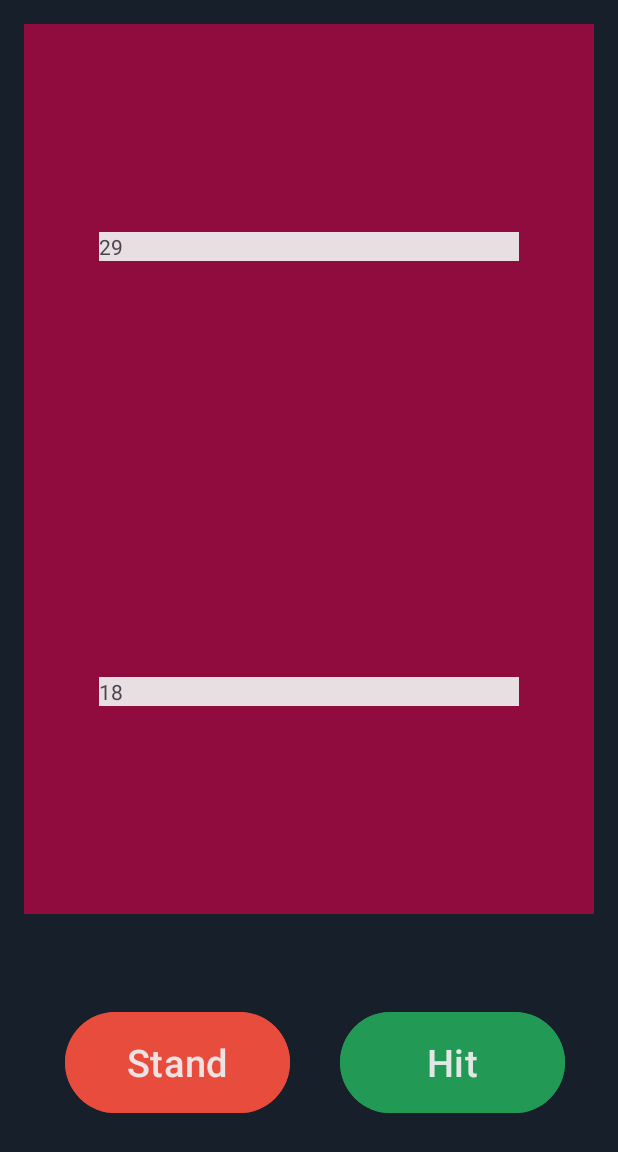
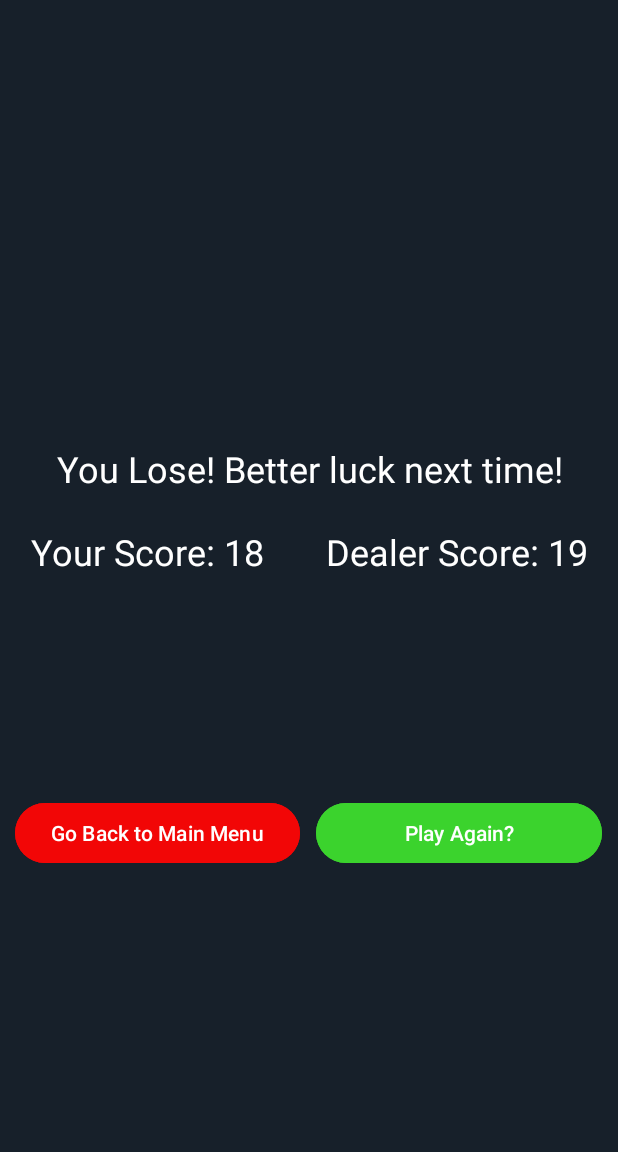
Before and after one commit to mamarsh525/BlackJack2, an Android app: the GameActivity screen opened directly, with no data from a screen before it, after a tap on "Stand", on a phone screen of 412 x 824 dp. Shown: the top 1152 px of the screen. Run offline under Robolectric (Android 15) with nearby library versions, the phone set to English and light mode, and no system bars.

Commit message:
Made a new activity window to allow the player to play again or go back to the main menu. issue rn is trying to get the game to work properly

```diff
--- a/app/src/main/AndroidManifest.xml
+++ b/app/src/main/AndroidManifest.xml
@@ -27,6 +27,9 @@
                 <category android:name="android.intent.category.LAUNCHER" />
             </intent-filter>
         </activity>
+        <activity
+            android:name=".WinLoseActivity"
+            android:exported="false" />
     </application>
 
 </manifest>
--- a/app/src/main/java/com/example/myapplication/Game.java
+++ b/app/src/main/java/com/example/myapplication/Game.java
@@ -53,14 +53,30 @@ public class Game{
     }
 
     public void checkWinner(){
-        if(playerHand.calculateScore() > dealerHand.calculateScore()){
+        int playerScore = playerHand.calculateScore();
+        int dealerScore = dealerHand.calculateScore();
+
+        if((playerScore > dealerScore) && (playerScore <= 21)){
             winCount++;
             return;
-        } else if (playerHand.calculateScore() < dealerHand.calculateScore()) {
+        } else if ((playerScore < dealerScore) && (dealerScore <= 21)) {
             loseCount++;
             return;
         }
         tieCount++;
+    }
+
+    public String getResult() {
+        int playerScore = playerHand.calculateScore();
+        int dealerScore = dealerHand.calculateScore();
+
+        if ((playerScore > dealerScore) && (playerScore <= 21)) {
+            return "win";
+        } else if ((playerScore < dealerScore) && (dealerScore <= 21)) {
+            return "lose";
+        } else {
+            return "draw";
+        }
     }
 
     public void playersTurn(){
@@ -104,7 +120,7 @@ public class Game{
         if (dealerHand.getCards().size() != 2 ){
             return; //should not happen
         }
-        while(!dealerHand.scoreBusts() && dealerHand.calculateScore() != 17){
+        while(!dealerHand.scoreBusts() && dealerHand.calculateScore() < 17){
             dealerHand.getHit();
         }
     }
--- a/app/src/main/java/com/example/myapplication/GameActivity.java
+++ b/app/src/main/java/com/example/myapplication/GameActivity.java
@@ -1,5 +1,6 @@
 package com.example.myapplication;
 
+import android.content.Intent;
 import android.os.Bundle;
 import android.view.View;
 import android.widget.Button;
@@ -30,7 +31,6 @@ public class GameActivity extends AppCompatActivity {
         //check the initial hand for a winner (user, dealer, or both have black jack)
         if(!game.checkInitialHand()) {
             playersTurn(game);//continue the game (players turn will call the dealers turn when the player has ended their turn)
-            game.checkWinner();
         }
 
     }
@@ -49,14 +49,12 @@ public class GameActivity extends AppCompatActivity {
             public void onClick(View v) {
                 //handle hit logic here
                 game.playerHit();
-                if(!game.playerBust()){
-                    updatePlayerScore(game);
-                    playersTurn(game); //repeat turn until player stands or bust
-                }else{
+                updatePlayerScore(game);
+                if(game.playerBust()){
                     hitButton.setEnabled(false);
                     standButton.setEnabled(false);
+                    results(game);
                 }
-                updatePlayerScore(game);
             }
         });
 
@@ -67,6 +65,7 @@ public class GameActivity extends AppCompatActivity {
                 standButton.setEnabled(false);
                 game.dealersTurn();
                 updateDealerScore(game);
+                results(game);
             }
         }));
 
@@ -86,5 +85,14 @@ public class GameActivity extends AppCompatActivity {
         dealerScoreText.setText(message);
     }
 
+    private void results(Game game) {
+        game.checkWinner();
+        String result = game.getResult();
+        Intent intent = new Intent(GameActivity.this, WinLoseActivity.class);
+        intent.putExtra("result", result);
+        intent.putExtra("playerScore", game.getPlayerScore());
+        intent.putExtra("dealerScore", game.getDealerScore());
+        startActivity(intent);
+    }
 
 }
--- /dev/null
+++ b/app/src/main/java/com/example/myapplication/WinLoseActivity.java
@@ -0,0 +1,63 @@
+package com.example.myapplication;
+
+
+import android.content.Intent;
+import android.os.Bundle;
+import android.view.View;
+import android.widget.Button;
+import android.widget.TextView;
+
+import androidx.appcompat.app.AppCompatActivity;
+
+public class WinLoseActivity extends AppCompatActivity {
+    @Override
+    public void onCreate(Bundle savedInstanceState) {
+        super.onCreate(savedInstanceState);
+        setContentView(R.layout.win_lose);
+
+        Button playAgainButton = findViewById(R.id.ReplayButton);
+        Button MainMenuButton = findViewById(R.id.MainMenuButton);
+        TextView winLoseText = findViewById(R.id.WinLoseText);
+        TextView playerScoreText = findViewById(R.id.PlayerScoreText);
+        TextView dealerScoreText = findViewById(R.id.DealerScoreText);
+
+        MainMenuButton.setEnabled(true);
+        playAgainButton.setEnabled(true);
+
+        String result = getIntent().getStringExtra("result");
+        int playerScore = getIntent().getIntExtra("playerScore", -1);
+        int dealerScore = getIntent().getIntExtra("dealerScore", -1);
+
+        if (result != null) {
+            switch (result) {
+                case "win":
+                    winLoseText.setText("You Won! (somehow)");
+                    break;
+                case "lose":
+                    winLoseText.setText("You Lose! Better luck next time!");
+                    break;
+                case "draw":
+                    winLoseText.setText("No one wins... draw!");
+                    break;
+            }
+        }
+        playerScoreText.setText("Your Score: " + playerScore);
+        dealerScoreText.setText("Dealer Score: " + dealerScore);
+
+        MainMenuButton.setOnClickListener(new View.OnClickListener() {
+            @Override
+            public void onClick(View v) {
+                Intent intent = new Intent(WinLoseActivity.this, MenuActivity.class);
+                startActivity(intent);
+            }
+        });
+
+        playAgainButton.setOnClickListener(new View.OnClickListener() {
+            @Override
+            public void onClick(View v) {
+                Intent intent = new Intent(WinLoseActivity.this, GameActivity.class);
+                startActivity(intent);
+            }
+        });
+    }
+}
--- a/app/src/main/res/layout/activity_menu.xml
+++ b/app/src/main/res/layout/activity_menu.xml
@@ -8,25 +8,32 @@
     android:padding="24dp">
 
     <!-- App Title -->
+    <Space
+        android:layout_width="match_parent"
+        android:layout_height="125dp" />
+
     <TextView
         android:id="@+id/titleText"
         android:layout_width="match_parent"
-        android:layout_height="wrap_content"
+        android:layout_height="72dp"
+        android:layout_marginTop="100dp"
+        android:layout_marginBottom="100dp"
+        android:gravity="center"
         android:text="@string/menuTitleText"
+        android:textColor="@android:color/black"
         android:textSize="32sp"
-        android:textStyle="bold"
-        android:gravity="center"
-        android:textColor="@android:color/black"
-        android:layout_marginBottom="100dp"
-        android:layout_marginTop="100dp"
-        />
+        android:textStyle="bold" />
 
 
     <!--  Start Button  -->
+    <Space
+        android:layout_width="match_parent"
+        android:layout_height="121dp" />
+
     <Button
         android:id="@+id/startGameButton"
-        android:layout_width="wrap_content"
-        android:layout_height="wrap_content"
+        android:layout_width="157dp"
+        android:layout_height="77dp"
         android:text="@string/startGameButtonText" />
 
 </LinearLayout>
--- /dev/null
+++ b/app/src/main/res/layout/win_lose.xml
@@ -0,0 +1,90 @@
+<?xml version="1.0" encoding="utf-8"?>
+<androidx.constraintlayout.widget.ConstraintLayout xmlns:android="http://schemas.android.com/apk/res/android"
+    xmlns:app="http://schemas.android.com/apk/res-auto"
+    android:layout_width="match_parent"
+    android:layout_height="match_parent"
+    android:background="#17202a">
+
+    <LinearLayout
+        android:layout_width="match_parent"
+        android:layout_height="match_parent"
+        android:orientation="vertical">
+
+        <Space
+            android:layout_width="match_parent"
+            android:layout_height="296dp" />
+
+        <TextView
+            android:id="@+id/WinLoseText"
+            android:layout_width="match_parent"
+            android:layout_height="55dp"
+            android:textAlignment="center"
+            android:textColor="#FFFFFF"
+            android:textSize="24sp" />
+
+        <LinearLayout
+            android:layout_width="match_parent"
+            android:layout_height="wrap_content"
+            android:orientation="horizontal">
+
+            <TextView
+                android:id="@+id/PlayerScoreText"
+                android:layout_width="wrap_content"
+                android:layout_height="wrap_content"
+                android:layout_weight="1"
+                android:textAlignment="center"
+                android:textColor="#FFFFFF"
+                android:textSize="24sp" />
+
+            <TextView
+                android:id="@+id/DealerScoreText"
+                android:layout_width="wrap_content"
+                android:layout_height="wrap_content"
+                android:layout_weight="1"
+                android:textAlignment="center"
+                android:textColor="#FFFFFF"
+                android:textSize="24sp" />
+        </LinearLayout>
+
+        <Space
+            android:layout_width="match_parent"
+            android:layout_height="147dp" />
+
+        <LinearLayout
+            android:layout_width="match_parent"
+            android:layout_height="match_parent"
+            android:orientation="horizontal">
+
+            <Space
+                android:layout_width="wrap_content"
+                android:layout_height="wrap_content"
+                android:layout_weight="1" />
+
+            <Button
+                android:id="@+id/MainMenuButton"
+                android:layout_width="wrap_content"
+                android:layout_height="wrap_content"
+                android:backgroundTint="#F20606"
+                android:text="Go Back to Main Menu" />
+
+            <Space
+                android:layout_width="wrap_content"
+                android:layout_height="wrap_content"
+                android:layout_weight="1" />
+
+            <Button
+                android:id="@+id/ReplayButton"
+                android:layout_width="180dp"
+                android:layout_height="wrap_content"
+                android:layout_weight="1"
+                android:backgroundTint="#3BD32D"
+                android:text="Play Again?" />
+
+            <Space
+                android:layout_width="wrap_content"
+                android:layout_height="wrap_content"
+                android:layout_weight="1" />
+        </LinearLayout>
+
+    </LinearLayout>
+</androidx.constraintlayout.widget.ConstraintLayout>
```
